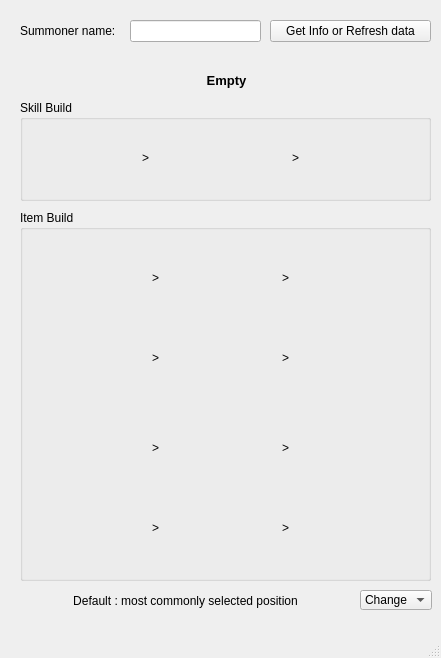
This is Private Project/Web Scrap/Mini Helper/pylol.ui in B2SIC/boj-solution as Qt 5 draws it before an edit. The edited form follows.
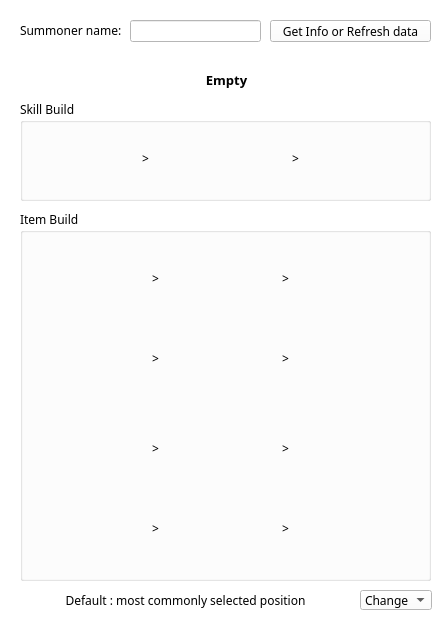
This is the edited form. Icons and pictures are not drawn.

What changed in the file:
```diff
--- a/Private Project/Web Scrap/Mini Helper/pylol.ui
+++ b/Private Project/Web Scrap/Mini Helper/pylol.ui
@@ -7,7 +7,7 @@
     <x>0</x>
     <y>0</y>
     <width>441</width>
-    <height>658</height>
+    <height>640</height>
    </rect>
   </property>
   <property name="maximumSize">
@@ -16,6 +16,421 @@
     <height>658</height>
    </size>
   </property>
+  <property name="palette">
+   <palette>
+    <active>
+     <colorrole role="WindowText">
+      <brush brushstyle="SolidPattern">
+       <color alpha="255">
+        <red>0</red>
+        <green>0</green>
+        <blue>0</blue>
+       </color>
+      </brush>
+     </colorrole>
+     <colorrole role="Button">
+      <brush brushstyle="SolidPattern">
+       <color alpha="255">
+        <red>255</red>
+        <green>255</green>
+        <blue>255</blue>
+       </color>
+      </brush>
+     </colorrole>
+     <colorrole role="Light">
+      <brush brushstyle="SolidPattern">
+       <color alpha="255">
+        <red>255</red>
+        <green>255</green>
+        <blue>255</blue>
+       </color>
+      </brush>
+     </colorrole>
+     <colorrole role="Midlight">
+      <brush brushstyle="SolidPattern">
+       <color alpha="255">
+        <red>255</red>
+        <green>255</green>
+        <blue>255</blue>
+       </color>
+      </brush>
+     </colorrole>
+     <colorrole role="Dark">
+      <brush brushstyle="SolidPattern">
+       <color alpha="255">
+        <red>127</red>
+        <green>127</green>
+        <blue>127</blue>
+       </color>
+      </brush>
+     </colorrole>
+     <colorrole role="Mid">
+      <brush brushstyle="SolidPattern">
+       <color alpha="255">
+        <red>170</red>
+        <green>170</green>
+        <blue>170</blue>
+       </color>
+      </brush>
+     </colorrole>
+     <colorrole role="Text">
+      <brush brushstyle="SolidPattern">
+       <color alpha="255">
+        <red>0</red>
+        <green>0</green>
+        <blue>0</blue>
+       </color>
+      </brush>
+     </colorrole>
+     <colorrole role="BrightText">
+      <brush brushstyle="SolidPattern">
+       <color alpha="255">
+        <red>255</red>
+        <green>255</green>
+        <blue>255</blue>
+       </color>
+      </brush>
+     </colorrole>
+     <colorrole role="ButtonText">
+      <brush brushstyle="SolidPattern">
+       <color alpha="255">
+        <red>0</red>
+        <green>0</green>
+        <blue>0</blue>
+       </color>
+      </brush>
+     </colorrole>
+     <colorrole role="Base">
+      <brush brushstyle="SolidPattern">
+       <color alpha="255">
+        <red>255</red>
+        <green>255</green>
+        <blue>255</blue>
+       </color>
+      </brush>
+     </colorrole>
+     <colorrole role="Window">
+      <brush brushstyle="SolidPattern">
+       <color alpha="255">
+        <red>255</red>
+        <green>255</green>
+        <blue>255</blue>
+       </color>
+      </brush>
+     </colorrole>
+     <colorrole role="Shadow">
+      <brush brushstyle="SolidPattern">
+       <color alpha="255">
+        <red>0</red>
+        <green>0</green>
+        <blue>0</blue>
+       </color>
+      </brush>
+     </colorrole>
+     <colorrole role="AlternateBase">
+      <brush brushstyle="SolidPattern">
+       <color alpha="255">
+        <red>255</red>
+        <green>255</green>
+        <blue>255</blue>
+       </color>
+      </brush>
+     </colorrole>
+     <colorrole role="ToolTipBase">
+      <brush brushstyle="SolidPattern">
+       <color alpha="255">
+        <red>255</red>
+        <green>255</green>
+        <blue>220</blue>
+       </color>
+      </brush>
+     </colorrole>
+     <colorrole role="ToolTipText">
+      <brush brushstyle="SolidPattern">
+       <color alpha="255">
+        <red>0</red>
+        <green>0</green>
+        <blue>0</blue>
+       </color>
+      </brush>
+     </colorrole>
+    </active>
+    <inactive>
+     <colorrole role="WindowText">
+      <brush brushstyle="SolidPattern">
+       <color alpha="255">
+        <red>0</red>
+        <green>0</green>
+        <blue>0</blue>
+       </color>
+      </brush>
+     </colorrole>
+     <colorrole role="Button">
+      <brush brushstyle="SolidPattern">
+       <color alpha="255">
+        <red>255</red>
+        <green>255</green>
+        <blue>255</blue>
+       </color>
+      </brush>
+     </colorrole>
+     <colorrole role="Light">
+      <brush brushstyle="SolidPattern">
+       <color alpha="255">
+        <red>255</red>
+        <green>255</green>
+        <blue>255</blue>
+       </color>
+      </brush>
+     </colorrole>
+     <colorrole role="Midlight">
+      <brush brushstyle="SolidPattern">
+       <color alpha="255">
+        <red>255</red>
+        <green>255</green>
+        <blue>255</blue>
+       </color>
+      </brush>
+     </colorrole>
+     <colorrole role="Dark">
+      <brush brushstyle="SolidPattern">
+       <color alpha="255">
+        <red>127</red>
+        <green>127</green>
+        <blue>127</blue>
+       </color>
+      </brush>
+     </colorrole>
+     <colorrole role="Mid">
+      <brush brushstyle="SolidPattern">
+       <color alpha="255">
+        <red>170</red>
+        <green>170</green>
+        <blue>170</blue>
+       </color>
+      </brush>
+     </colorrole>
+     <colorrole role="Text">
+      <brush brushstyle="SolidPattern">
+       <color alpha="255">
+        <red>0</red>
+        <green>0</green>
+        <blue>0</blue>
+       </color>
+      </brush>
+     </colorrole>
+     <colorrole role="BrightText">
+      <brush brushstyle="SolidPattern">
+       <color alpha="255">
+        <red>255</red>
+        <green>255</green>
+        <blue>255</blue>
+       </color>
+      </brush>
+     </colorrole>
+     <colorrole role="ButtonText">
+      <brush brushstyle="SolidPattern">
+       <color alpha="255">
+        <red>0</red>
+        <green>0</green>
+        <blue>0</blue>
+       </color>
+      </brush>
+     </colorrole>
+     <colorrole role="Base">
+      <brush brushstyle="SolidPattern">
+       <color alpha="255">
+        <red>255</red>
+        <green>255</green>
+        <blue>255</blue>
+       </color>
+      </brush>
+     </colorrole>
+     <colorrole role="Window">
+      <brush brushstyle="SolidPattern">
+       <color alpha="255">
+        <red>255</red>
+        <green>255</green>
+        <blue>255</blue>
+       </color>
+      </brush>
+     </colorrole>
+     <colorrole role="Shadow">
+      <brush brushstyle="SolidPattern">
+       <color alpha="255">
+        <red>0</red>
+        <green>0</green>
+        <blue>0</blue>
+       </color>
+      </brush>
+     </colorrole>
+     <colorrole role="AlternateBase">
+      <brush brushstyle="SolidPattern">
+       <color alpha="255">
+        <red>255</red>
+        <green>255</green>
+        <blue>255</blue>
+       </color>
+      </brush>
+     </colorrole>
+     <colorrole role="ToolTipBase">
+      <brush brushstyle="SolidPattern">
+       <color alpha="255">
+        <red>255</red>
+        <green>255</green>
+        <blue>220</blue>
+       </color>
+      </brush>
+     </colorrole>
+     <colorrole role="ToolTipText">
+      <brush brushstyle="SolidPattern">
+       <color alpha="255">
+        <red>0</red>
+        <green>0</green>
+        <blue>0</blue>
+       </color>
+      </brush>
+     </colorrole>
+    </inactive>
+    <disabled>
+     <colorrole role="WindowText">
+      <brush brushstyle="SolidPattern">
+       <color alpha="255">
+        <red>127</red>
+        <green>127</green>
+        <blue>127</blue>
+       </color>
+      </brush>
+     </colorrole>
+     <colorrole role="Button">
+      <brush brushstyle="SolidPattern">
+       <color alpha="255">
+        <red>255</red>
+        <green>255</green>
+        <blue>255</blue>
+       </color>
+      </brush>
+     </colorrole>
+     <colorrole role="Light">
+      <brush brushstyle="SolidPattern">
+       <color alpha="255">
+        <red>255</red>
+        <green>255</green>
+        <blue>255</blue>
+       </color>
+      </brush>
+     </colorrole>
+     <colorrole role="Midlight">
+      <brush brushstyle="SolidPattern">
+       <color alpha="255">
+        <red>255</red>
+        <green>255</green>
+        <blue>255</blue>
+       </color>
+      </brush>
+     </colorrole>
+     <colorrole role="Dark">
+      <brush brushstyle="SolidPattern">
+       <color alpha="255">
+        <red>127</red>
+        <green>127</green>
+        <blue>127</blue>
+       </color>
+      </brush>
+     </colorrole>
+     <colorrole role="Mid">
+      <brush brushstyle="SolidPattern">
+       <color alpha="255">
+        <red>170</red>
+        <green>170</green>
+        <blue>170</blue>
+       </color>
+      </brush>
+     </colorrole>
+     <colorrole role="Text">
+      <brush brushstyle="SolidPattern">
+       <color alpha="255">
+        <red>127</red>
+        <green>127</green>
+        <blue>127</blue>
+       </color>
+      </brush>
+     </colorrole>
+     <colorrole role="BrightText">
+      <brush brushstyle="SolidPattern">
+       <color alpha="255">
+        <red>255</red>
+        <green>255</green>
+        <blue>255</blue>
+       </color>
+      </brush>
+     </colorrole>
+     <colorrole role="ButtonText">
+      <brush brushstyle="SolidPattern">
+       <color alpha="255">
+        <red>127</red>
+        <green>127</green>
+        <blue>127</blue>
+       </color>
+      </brush>
+     </colorrole>
+     <colorrole role="Base">
+      <brush brushstyle="SolidPattern">
+       <color alpha="255">
+        <red>255</red>
+        <green>255</green>
+        <blue>255</blue>
+       </color>
+      </brush>
+     </colorrole>
+     <colorrole role="Window">
+      <brush brushstyle="SolidPattern">
+       <color alpha="255">
+        <red>255</red>
+        <green>255</green>
+        <blue>255</blue>
+       </color>
+      </brush>
+     </colorrole>
+     <colorrole role="Shadow">
+      <brush brushstyle="SolidPattern">
+       <color alpha="255">
+        <red>0</red>
+        <green>0</green>
+        <blue>0</blue>
+       </color>
+      </brush>
+     </colorrole>
+     <colorrole role="AlternateBase">
+      <brush brushstyle="SolidPattern">
+       <color alpha="255">
+        <red>255</red>
+        <green>255</green>
+        <blue>255</blue>
+       </color>
+      </brush>
+     </colorrole>
+     <colorrole role="ToolTipBase">
+      <brush brushstyle="SolidPattern">
+       <color alpha="255">
+        <red>255</red>
+        <green>255</green>
+        <blue>220</blue>
+       </color>
+      </brush>
+     </colorrole>
+     <colorrole role="ToolTipText">
+      <brush brushstyle="SolidPattern">
+       <color alpha="255">
+        <red>0</red>
+        <green>0</green>
+        <blue>0</blue>
+       </color>
+      </brush>
+     </colorrole>
+    </disabled>
+   </palette>
+  </property>
   <property name="cursor">
    <cursorShape>ArrowCursor</cursorShape>
   </property>
@@ -36,6 +451,11 @@
       <height>21</height>
      </rect>
     </property>
+    <property name="font">
+     <font>
+      <family>나눔고딕</family>
+     </font>
+    </property>
     <property name="text">
      <string>Summoner name: </string>
     </property>
@@ -59,6 +479,11 @@
       <height>22</height>
      </rect>
     </property>
+    <property name="font">
+     <font>
+      <family>나눔고딕</family>
+     </font>
+    </property>
     <property name="cursor">
      <cursorShape>ArrowCursor</cursorShape>
     </property>
@@ -75,6 +500,11 @@
       <height>101</height>
      </rect>
     </property>
+    <property name="font">
+     <font>
+      <family>나눔고딕</family>
+     </font>
+    </property>
     <property name="title">
      <string>Skill Build</string>
     </property>
@@ -126,6 +556,11 @@
        <height>16</height>
       </rect>
      </property>
+     <property name="font">
+      <font>
+       <family>나눔고딕</family>
+      </font>
+     </property>
      <property name="text">
       <string>&gt;</string>
      </property>
@@ -142,6 +577,11 @@
        <height>16</height>
       </rect>
      </property>
+     <property name="font">
+      <font>
+       <family>나눔고딕</family>
+      </font>
+     </property>
      <property name="text">
       <string>&gt;</string>
      </property>
@@ -207,6 +647,11 @@
       <height>371</height>
      </rect>
     </property>
+    <property name="font">
+     <font>
+      <family>나눔고딕</family>
+     </font>
+    </property>
     <property name="title">
      <string>Item Build</string>
     </property>
@@ -375,6 +820,11 @@
        <height>16</height>
       </rect>
      </property>
+     <property name="font">
+      <font>
+       <family>나눔고딕</family>
+      </font>
+     </property>
      <property name="text">
       <string>&gt;</string>
      </property>
@@ -391,6 +841,11 @@
        <height>16</height>
       </rect>
      </property>
+     <property name="font">
+      <font>
+       <family>나눔고딕</family>
+      </font>
+     </property>
      <property name="text">
       <string>&gt;</string>
      </property>
@@ -407,6 +862,11 @@
        <height>16</height>
       </rect>
      </property>
+     <property name="font">
+      <font>
+       <family>나눔고딕</family>
+      </font>
+     </property>
      <property name="text">
       <string>&gt;</string>
      </property>
@@ -423,6 +883,11 @@
        <height>16</height>
       </rect>
      </property>
+     <property name="font">
+      <font>
+       <family>나눔고딕</family>
+      </font>
+     </property>
      <property name="text">
       <string>&gt;</string>
      </property>
@@ -439,6 +904,11 @@
        <height>16</height>
       </rect>
      </property>
+     <property name="font">
+      <font>
+       <family>나눔고딕</family>
+      </font>
+     </property>
      <property name="text">
       <string>&gt;</string>
      </property>
@@ -455,6 +925,11 @@
        <height>16</height>
       </rect>
      </property>
+     <property name="font">
+      <font>
+       <family>나눔고딕</family>
+      </font>
+     </property>
      <property name="text">
       <string>&gt;</string>
      </property>
@@ -471,6 +946,11 @@
        <height>16</height>
       </rect>
      </property>
+     <property name="font">
+      <font>
+       <family>나눔고딕</family>
+      </font>
+     </property>
      <property name="text">
       <string>&gt;</string>
      </property>
@@ -487,6 +967,11 @@
        <height>16</height>
       </rect>
      </property>
+     <property name="font">
+      <font>
+       <family>나눔고딕</family>
+      </font>
+     </property>
      <property name="text">
       <string>&gt;</string>
      </property>
@@ -506,6 +991,7 @@
     </property>
     <property name="font">
      <font>
+      <family>나눔고딕</family>
       <pointsize>10</pointsize>
       <weight>75</weight>
       <bold>true</bold>
@@ -527,6 +1013,11 @@
       <height>20</height>
      </rect>
     </property>
+    <property name="font">
+     <font>
+      <family>나눔고딕</family>
+     </font>
+    </property>
     <property name="maxVisibleItems">
      <number>5</number>
     </property>
@@ -570,6 +1061,11 @@
       <height>21</height>
      </rect>
     </property>
+    <property name="font">
+     <font>
+      <family>나눔고딕</family>
+     </font>
+    </property>
     <property name="text">
      <string>Default : most commonly selected position</string>
     </property>
@@ -588,7 +1084,6 @@
     </rect>
    </property>
   </widget>
-  <widget class="QStatusBar" name="statusbar"/>
  </widget>
  <resources/>
  <connections/>
```
Left out of the diff: 99 changed lines with no effect on the pictures.
